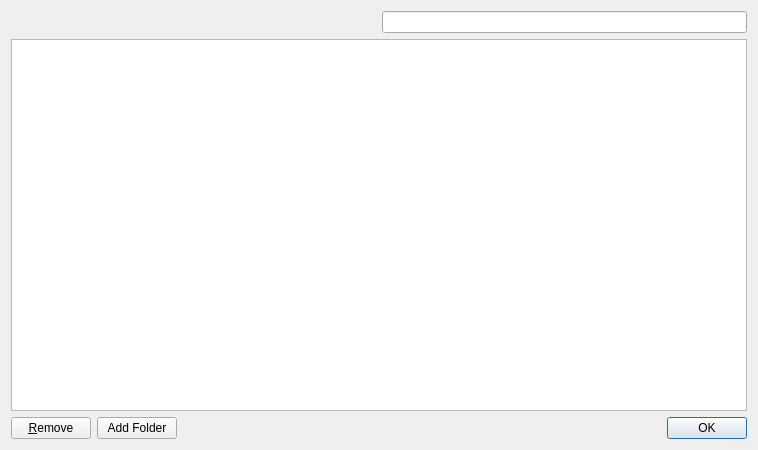
Old version of the form src/views/browser/bookmarks.ui in the repository trailblazing/tute.
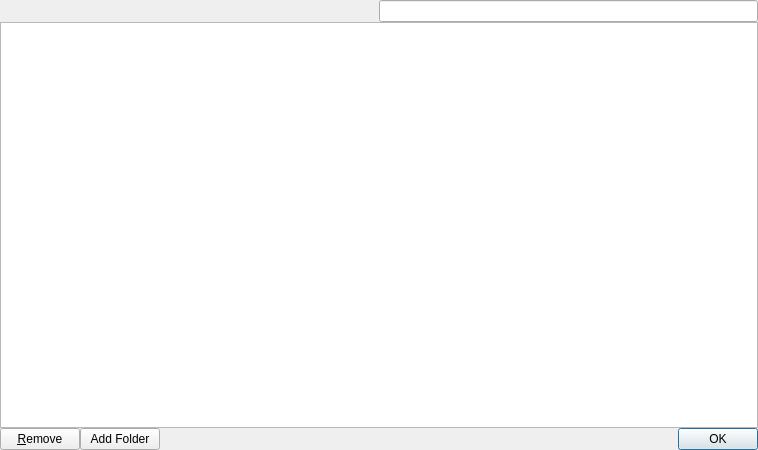
New version of the form. Custom widgets are drawn as their Qt base class.

What changed in the file:
```diff
--- a/src/views/browser/bookmarks.ui
+++ b/src/views/browser/bookmarks.ui
@@ -14,6 +14,21 @@
    <string>Bookmarks</string>
   </property>
   <layout class="QGridLayout" name="gridLayout">
+   <property name="leftMargin">
+    <number>0</number>
+   </property>
+   <property name="topMargin">
+    <number>0</number>
+   </property>
+   <property name="rightMargin">
+    <number>0</number>
+   </property>
+   <property name="bottomMargin">
+    <number>0</number>
+   </property>
+   <property name="spacing">
+    <number>0</number>
+   </property>
    <item row="0" column="0">
     <spacer>
      <property name="orientation">
@@ -35,6 +50,9 @@
    </item>
    <item row="2" column="0" colspan="2">
     <layout class="QHBoxLayout">
+     <property name="spacing">
+      <number>0</number>
+     </property>
      <item>
       <widget class="QPushButton" name="removeButton">
        <property name="text">
```
